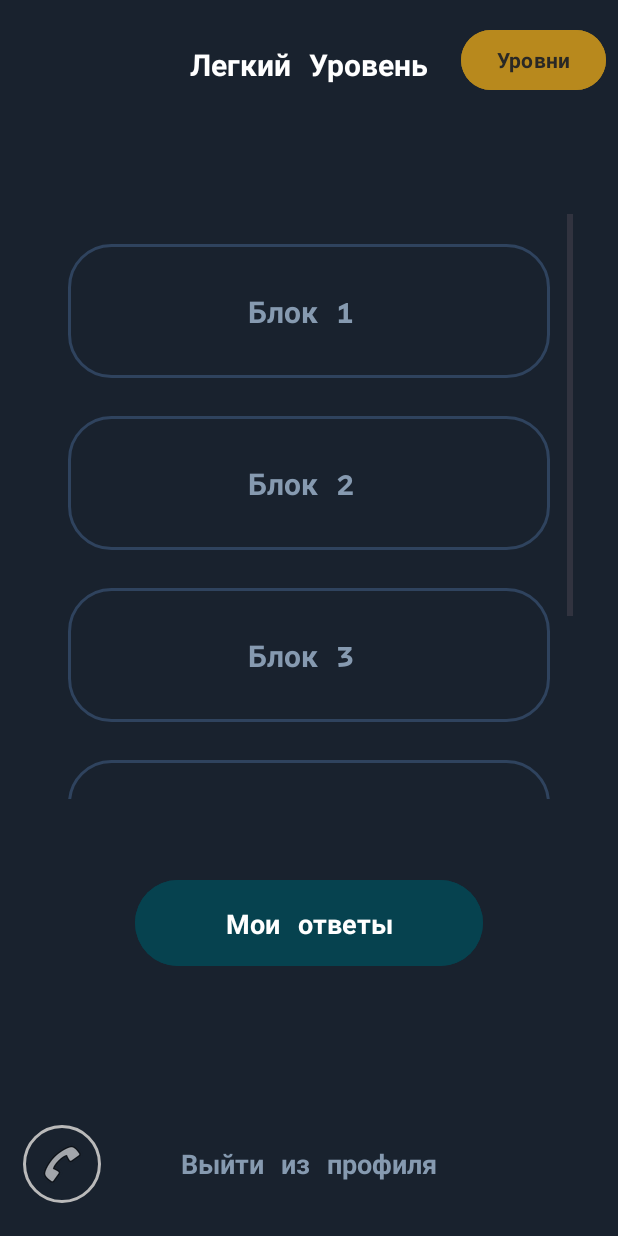
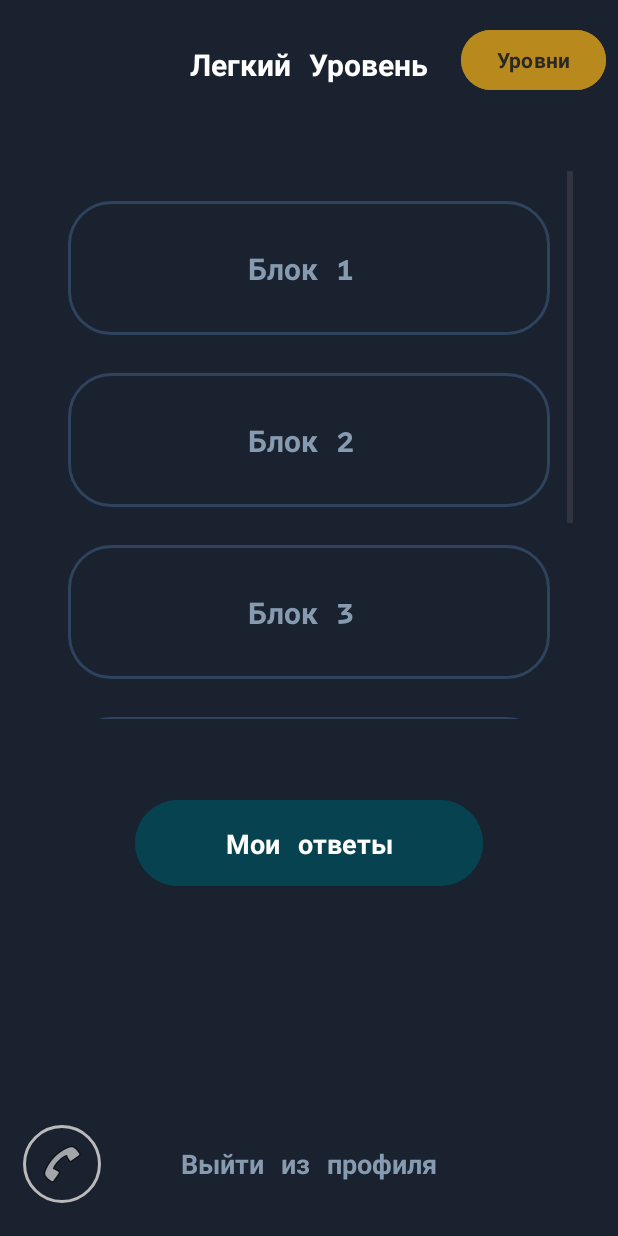
Before and after one commit to urusbievv/testWordKt, an Android app: the MapActivity screen opened directly, with no data from a screen before it, on a phone screen of 412 x 824 dp. Run offline under Robolectric (Android 15) with nearby library versions, the phone set to English and light mode, and no system bars; our stand-ins replace Firebase (no records; nobody signed in at launch, a user with empty details on screens opened directly).

Commit message:
edit activity map, delete textEmail

```diff
--- a/app/src/main/java/com/example/testwordkot/activity/blocks/BlockActivity.kt
+++ b/app/src/main/java/com/example/testwordkot/activity/blocks/BlockActivity.kt
@@ -14,7 +14,6 @@ import com.example.testwordkot.R
 import com.example.testwordkot.activity.maps.MapActivity
 import com.example.testwordkot.model.Word
 import com.google.firebase.auth.FirebaseAuth
-import com.google.firebase.auth.FirebaseUser
 import com.google.firebase.storage.FirebaseStorage
 import java.io.BufferedReader
 import java.io.IOException
@@ -103,16 +102,15 @@ class BlockActivity : AppCompatActivity() {
     }
 
 
-    private fun checkFields(): Boolean{
+    private fun checkFields(): Boolean {
         val association1Text: String = association1EditText.text.toString().trim()
         val association2Text: String = association2EditText.text.toString().trim()
         val association3Text: String = association3EditText.text.toString().trim()
         val association4Text: String = association4EditText.text.toString().trim()
         val association5Text: String = association5EditText.text.toString().trim()
 
-        val isFieldsFilled = (association1Text.isNotEmpty() && association2Text.isNotEmpty() && association3Text.isNotEmpty()
+        return (association1Text.isNotEmpty() && association2Text.isNotEmpty() && association3Text.isNotEmpty()
                 && association4Text.isNotEmpty() && association5Text.isNotEmpty())
-        return isFieldsFilled
     }
 
     private fun updateAssociationsList() {
@@ -123,7 +121,7 @@ class BlockActivity : AppCompatActivity() {
             val association4 = association4EditText.text.toString()
             val association5 = association5EditText.text.toString()
 
-            // Добавляем ассоциации в associationsList в соответствии с индексом слова
+            // Добавляем ассоциации
             associationsList.add(association1)
             associationsList.add(association2)
             associationsList.add(association3)
@@ -205,19 +203,23 @@ class BlockActivity : AppCompatActivity() {
 
     // Сохранение ответов в файл
     private fun saveAnswersToFile() {
+
+        // Получение пользователя
         val currentUser = auth.currentUser
         val userEmail = currentUser?.email
-
         if (currentUser == null || userEmail == null) {
             return
         }
 
+        // создание пути к папке
         val sanitizedEmail = sanitizeEmail(userEmail)
         val fileName = "Блок_1_$sanitizedEmail.txt"
         val storageRef = FirebaseStorage.getInstance().reference
         val userRef = storageRef.child("users").child(sanitizedEmail)
         val answersRef = userRef.child("Блок_1").child(fileName)
 
+
+        // формирует новые данные в файл
         val newData = buildString {
             append("Блок 1 (Легкий). Ответы\n\n")
             for (i in wordList.indices) {
@@ -235,12 +237,15 @@ class BlockActivity : AppCompatActivity() {
             }
         }
 
+        // преобразует в байт массив
         val newDataBytes = newData.toByteArray()
 
+        // считывает существующие данные из файла
         answersRef.getBytes(Long.MAX_VALUE)
             .addOnSuccessListener { existingDataBytes ->
                 val existingData = String(existingDataBytes, Charsets.UTF_8)
 
+                // Объединение существующих и новых данных
                 val updatedData = if (existingData.isNotEmpty()) {
                     "$existingData\n----------------\n$newData"
                 } else {
--- a/app/src/main/java/com/example/testwordkot/activity/blocks/ComingSoonActivity.kt
+++ b/app/src/main/java/com/example/testwordkot/activity/blocks/ComingSoonActivity.kt
@@ -10,7 +10,4 @@ class ComingSoonActivity : AppCompatActivity() {
         setContentView(R.layout.activity_coming_soon)
     }
 
-    fun goBack(){
-        finish()
-    }
 }
--- a/app/src/main/java/com/example/testwordkot/activity/maps/MapActivity.kt
+++ b/app/src/main/java/com/example/testwordkot/activity/maps/MapActivity.kt
@@ -24,7 +24,6 @@ class MapActivity : AppCompatActivity() {
     private lateinit var storageFireBase: FirebaseStorage
     private lateinit var storageReference: StorageReference
 
-    private lateinit var textEmail: TextView
     private lateinit var exitProfile: TextView
     private lateinit var btnLevel: Button
     private lateinit var btnViewFile: Button
@@ -48,7 +47,6 @@ class MapActivity : AppCompatActivity() {
         storageFireBase = FirebaseStorage.getInstance()
         storageReference = storageFireBase.reference
         initView()
-        getEmail()
         setButtonClickListeners()
     }
 
@@ -61,7 +59,6 @@ class MapActivity : AppCompatActivity() {
         btnViewFile = findViewById(R.id.view_files_button)
         exitProfile = findViewById(R.id.exit_profile)
         btnSupport = findViewById(R.id.btn_support)
-        textEmail = findViewById(R.id.txt_email);
         btnLevel = findViewById(R.id.btn_level);
     }
 
@@ -92,9 +89,4 @@ class MapActivity : AppCompatActivity() {
         }
     }
 
-    private fun getEmail(){
-        val email = intent.getStringExtra("email")
-        textEmail.text = email
-    }
-
 }
--- a/app/src/main/res/layout/activity_map.xml
+++ b/app/src/main/res/layout/activity_map.xml
@@ -38,25 +38,15 @@
         tools:ignore="RelativeOverlap" />
 
 
-    <TextView
-        android:id="@+id/txt_email"
-        android:layout_width="wrap_content"
-        android:layout_height="wrap_content"
-        android:layout_marginHorizontal="100dp"
-        android:layout_marginTop="80dp"
-        android:layout_marginBottom="20dp"
-        android:fontFamily="@font/intelone"
-        android:text=""
-        android:textColor="@color/white"
-        android:textSize="15sp" />
+
 
     <ScrollView
         android:id="@+id/scroll_view"
         android:layout_width="match_parent"
-        android:layout_height="390dp"
-        android:layout_below="@+id/txt_email"
+        android:layout_height="365dp"
+        android:layout_below="@+id/btn_level"
         android:layout_marginHorizontal="30dp"
-        android:layout_marginTop="20dp"
+        android:layout_marginTop="50dp"
         >
 
 
```
